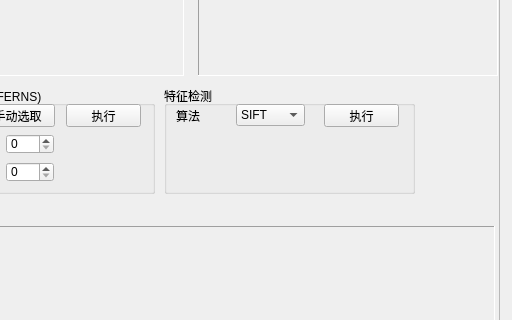
Qt form DIP-Lab2/DIPLab2.ui (0xja-eth/DIP-Lab2) before a commit; both pictures show x 128 to 640 and y 266 to 586 of the 640 by 800 pixel window.
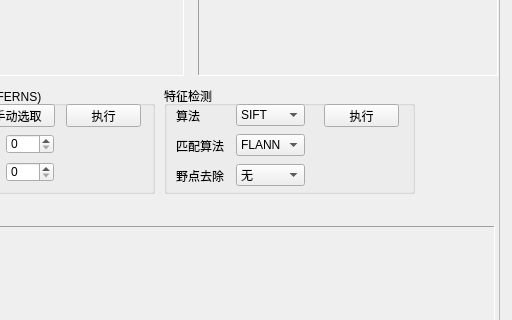
The same form after that commit.

The edit to the form file:
```diff
--- a/DIP-Lab2/DIPLab2.ui
+++ b/DIP-Lab2/DIPLab2.ui
@@ -608,6 +608,72 @@
        <string>执行</string>
       </property>
      </widget>
+     <widget class="QComboBox" name="mTypeSelect">
+      <property name="geometry">
+       <rect>
+        <x>72</x>
+        <y>48</y>
+        <width>69</width>
+        <height>22</height>
+       </rect>
+      </property>
+      <item>
+       <property name="text">
+        <string>FLANN</string>
+       </property>
+      </item>
+      <item>
+       <property name="text">
+        <string>BruteForce</string>
+       </property>
+      </item>
+     </widget>
+     <widget class="QLabel" name="label_6">
+      <property name="geometry">
+       <rect>
+        <x>12</x>
+        <y>54</y>
+        <width>54</width>
+        <height>12</height>
+       </rect>
+      </property>
+      <property name="text">
+       <string>匹配算法</string>
+      </property>
+     </widget>
+     <widget class="QLabel" name="label_7">
+      <property name="geometry">
+       <rect>
+        <x>12</x>
+        <y>84</y>
+        <width>54</width>
+        <height>12</height>
+       </rect>
+      </property>
+      <property name="text">
+       <string>野点去除</string>
+      </property>
+     </widget>
+     <widget class="QComboBox" name="rTypeSelect">
+      <property name="geometry">
+       <rect>
+        <x>72</x>
+        <y>78</y>
+        <width>69</width>
+        <height>22</height>
+       </rect>
+      </property>
+      <item>
+       <property name="text">
+        <string>无</string>
+       </property>
+      </item>
+      <item>
+       <property name="text">
+        <string>2NN</string>
+       </property>
+      </item>
+     </widget>
     </widget>
     <widget class="QPushButton" name="recoverBtn1">
      <property name="geometry">
```
